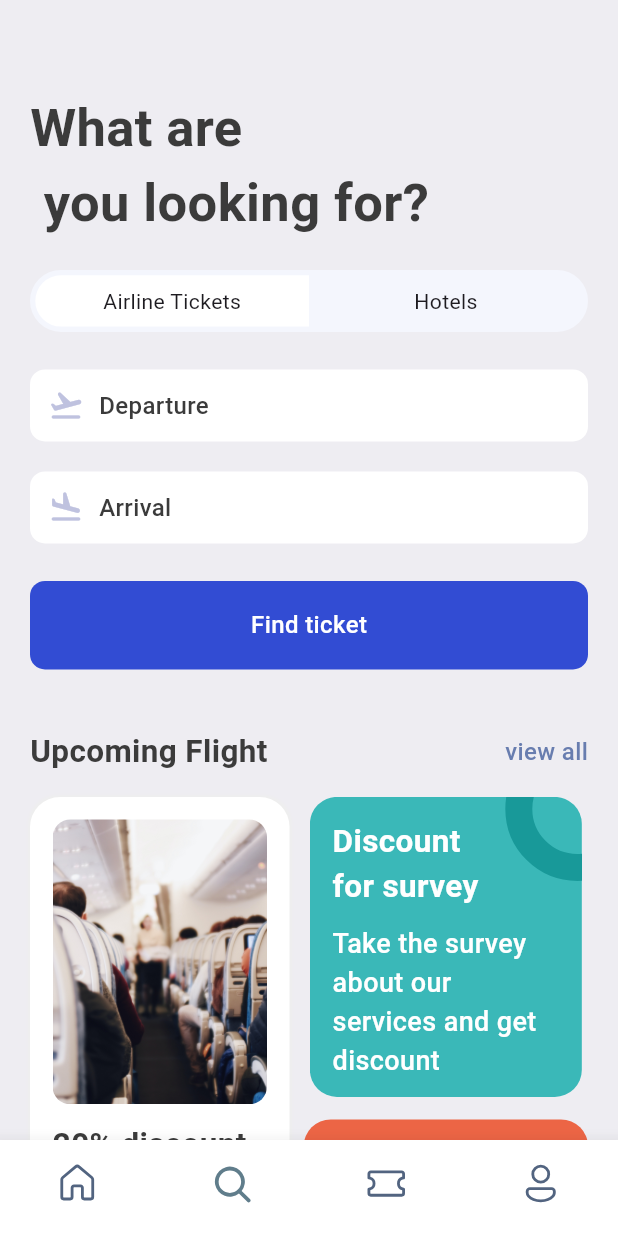
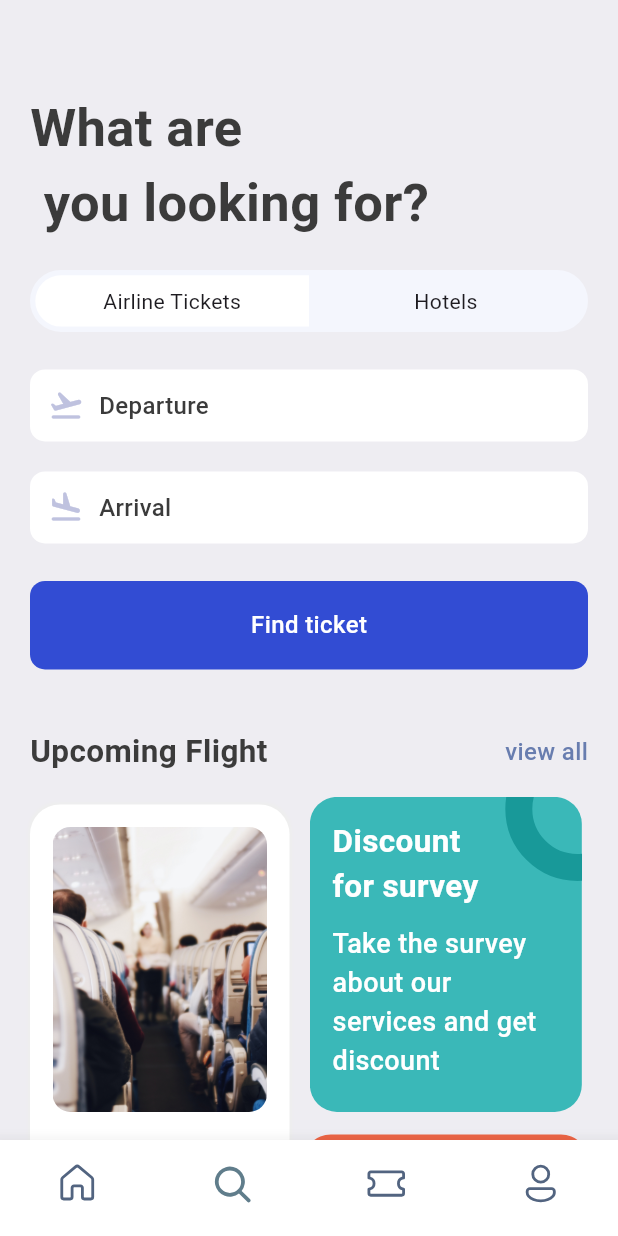
Before and after one commit to ranjdevelopment/BookApp, a Flutter app: the screen it shows after launch, item 2 of the bottom bar chosen, on a phone screen of 412 x 824 dp. Run offline on Flutter 3.47's test engine with Material 3 defaults, Android fonts, the phone set to English and light mode, and no system bars; our stand-ins replace barcode_widget, fluentui_icons, gap, get.

Commit message:
booking-app

```diff
--- a/lib/screens/search_screen.dart
+++ b/lib/screens/search_screen.dart
@@ -110,7 +110,7 @@ class SearchScreen extends StatelessWidget {
                             vertical: AppLayout.getHeight(15),
                             horizontal: AppLayout.getHeight(15)),
                         width: size.width * 0.44,
-                        height: AppLayout.getHeight(200),
+                        height: AppLayout.getHeight(210),
                         decoration: BoxDecoration(
                           color: const Color(0xFF3AB8B8),
                           borderRadius:
--- a/lib/screens/ticket_view.dart
+++ b/lib/screens/ticket_view.dart
@@ -16,7 +16,7 @@ class TicketView extends StatelessWidget {
     final size = AppLayout.getSize(context);
     return SizedBox(
       width: size.width * 0.85,
-      height: AppLayout.getHeight(GetPlatform.isAndroid == true ? 180 : 169),
+      height: AppLayout.getHeight(GetPlatform.isAndroid == true ? 185 : 169),
       child: Container(
         margin: EdgeInsets.only(
           right: AppLayout.getHeight(16),
```
